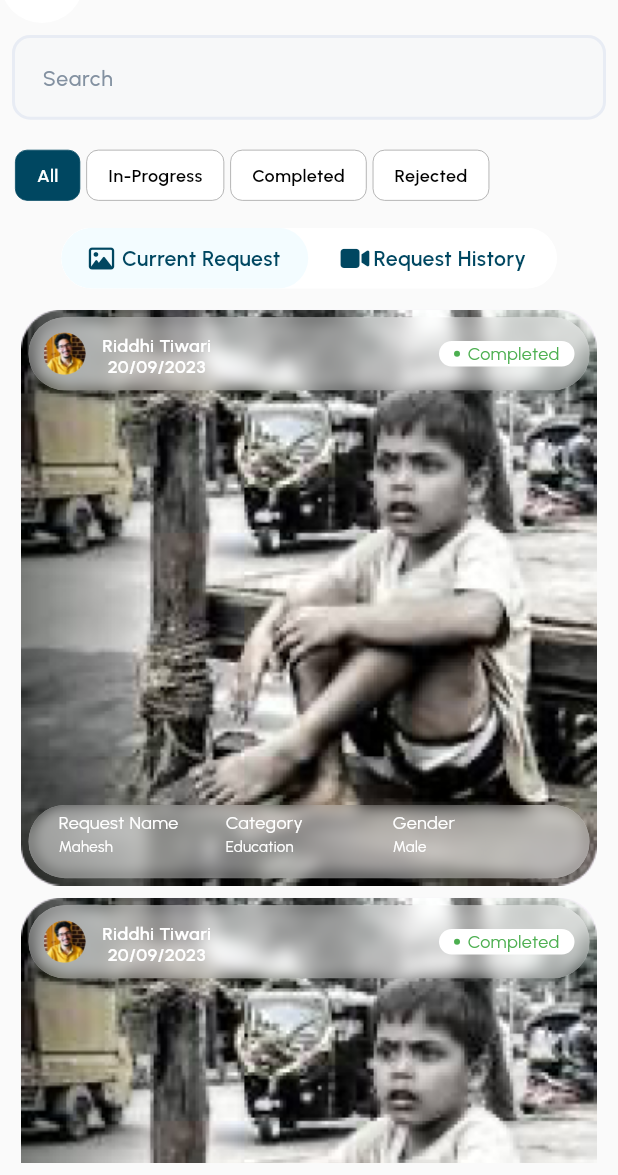
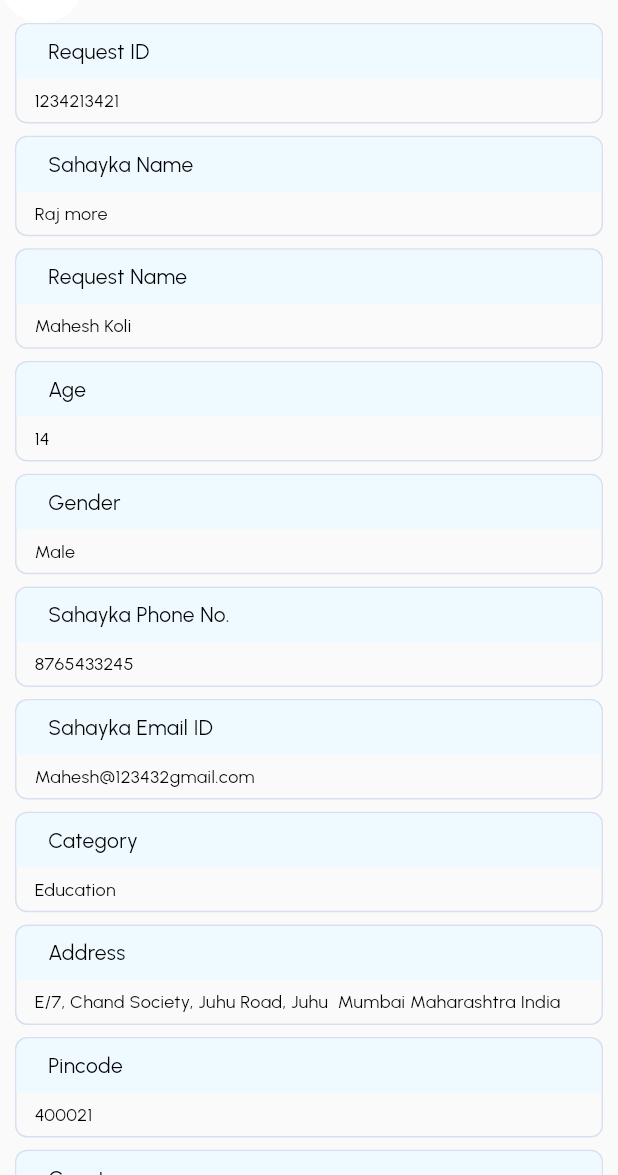
Before and after one commit to Yash-Wadatkar/ngo_app, a Flutter app: the RequestTrackingView screen opened by its route, after a tap on "Riddhi Tiwari", on a phone screen of 412 x 824 dp, the part 61-1236 px from its top. Run offline on Flutter 3.47's test engine with Material 3 defaults, Android fonts, the phone set to English and light mode, and no system bars; drawn by our look-alikes of toggle_switch; our stand-ins replace auto_route, bloc, flutter_bloc, flutter_form_builder, flutter_screenutil, flutter_speed_dial and 6 more; missing offline and left inert: animated_segmented_tab_control, talker_bloc_logger; statements that could not run were skipped; project files that could hold a hidden picture were left out.

Commit message:
profile_details screen

```diff
--- /dev/null
+++ b/lib/core/common_widgets/details_cards.dart
@@ -0,0 +1,65 @@
+import 'package:flutter/material.dart';
+import 'package:ngo_app/core/common_widgets/custom_image.dart';
+import 'package:ngo_app/core/common_widgets/custom_text_widget.dart';
+import 'package:ngo_app/core/constants/app_colors.dart';
+import 'package:ngo_app/core/constants/app_sizes.dart';
+
+class DetailsCards extends StatelessWidget {
+  final String title;
+  final String subTitle;
+  final String? image;
+
+  const DetailsCards(
+      {super.key,
+      required this.title,
+      required this.subTitle,
+      required this.image});
+
+  @override
+  Widget build(BuildContext context) {
+    return Container(
+      margin: EdgeInsets.symmetric(horizontal: 10),
+      width: double.infinity,
+      decoration: BoxDecoration(
+          borderRadius: BorderRadius.all(Radius.circular(8)),
+          border: Border.all(color: AppColors.borderColor)),
+      child: Column(
+        crossAxisAlignment: CrossAxisAlignment.start,
+        children: [
+          Container(
+            width: double.infinity,
+            padding: EdgeInsets.symmetric(horizontal: 10, vertical: 8),
+            decoration: BoxDecoration(
+              color: AppColors.boxColor,
+              borderRadius: BorderRadius.only(
+                topLeft: Radius.circular(8),
+                topRight: Radius.circular(8),
+              ),
+            ),
+            child: Row(
+              children: [
+                image != ""
+                    ? CustomImage(
+                        imagePath: image.toString(),
+                      )
+                    : SizedBox.shrink(),
+                AppSizes.width10,
+                CustomTextWidget(
+                  text: title,
+                  fontSize: 14,
+                ),
+              ],
+            ),
+          ),
+          Padding(
+            padding: const EdgeInsets.symmetric(vertical: 6, horizontal: 12),
+            child: CustomTextWidget(
+              text: subTitle,
+              fontSize: 12,
+            ),
+          ),
+        ],
+      ),
+    );
+  }
+}
--- a/lib/core/constants/app_colors.dart
+++ b/lib/core/constants/app_colors.dart
@@ -7,6 +7,8 @@ class AppColors {
   static Color secondaryColor = Color(0xff35C2C1);
   static Color tertiaryColor = Color(0xff107195);
   static Color backgroundColor = Color(0xfffafafa);
+  static Color boxColor = Color(0xffEEFAFF);
+  static Color borderColor = Color(0xffD8E0F0);
   static Color tabBarTextColor = Color(0xff808080);
   static Color whiteColor = Color(0xffffffff);
   static Color blackColor = Color(0xff000000);
--- /dev/null
+++ b/lib/core/constants/image_string.dart
@@ -0,0 +1,20 @@
+class ImageString {
+  static const String requestID = "";
+  static const String sahaykaName = "";
+  static const String requestName = "";
+  static const String age = "";
+  static const String gender = "";
+  static const String sahaykaPhoneNo = "";
+  static const String sahaykaEmailId = "";
+  static const String category = "";
+  static const String address = "";
+  static const String pincode = "";
+  static const String country = "";
+  static const String state = "";
+  static const String city = "";
+  static const String reasonForRequest = "";
+  static const String conclusion = "";
+  static const String story = "";
+  static const String whatTheProblem = "";
+  static const String messageToSahayak = "";
+}
--- a/lib/core/routes/app_router.dart
+++ b/lib/core/routes/app_router.dart
@@ -32,5 +32,6 @@ class AppRouter extends RootStackRouter {
         AutoRoute(page: AccountInfoRoute.page),
         AutoRoute(page: AccountInfoRoute.page),
         AutoRoute(page: RequestTrackingView.page),
+        AutoRoute(page: RequestTrackingDetailsView.page),
       ];
 }
--- /dev/null
+++ b/lib/features/request_tracking/request_tracking_view/request_tracking_details/view/request_tracking_details_view.dart
@@ -0,0 +1,134 @@
+import 'package:auto_route/annotations.dart';
+import 'package:flutter/material.dart';
+import 'package:ngo_app/core/constants/app_sizes.dart';
+
+import '../../../../../core/common_widgets/common_app_bar.dart';
+import '../../../../../core/common_widgets/details_cards.dart';
+import '../../../../../core/constants/app_colors.dart';
+import '../../../../../core/constants/image_string.dart';
+
+@RoutePage()
+class RequestTrackingDetailsView extends StatelessWidget {
+  RequestTrackingDetailsView({super.key});
+
+  final List<DetailsCards> detailsCardsList = [
+    DetailsCards(
+      title: "Request ID",
+      subTitle: "1234213421",
+      image: ImageString.requestID,
+    ),
+    DetailsCards(
+      title: "Sahayka Name",
+      subTitle: "Raj more",
+      image: ImageString.sahaykaName,
+    ),
+    DetailsCards(
+      title: "Request Name",
+      subTitle: "Mahesh Koli",
+      image: ImageString.requestName,
+    ),
+    DetailsCards(
+      title: "Age",
+      subTitle: "14",
+      image: ImageString.age,
+    ),
+    DetailsCards(
+      title: "Gender",
+      subTitle: "Male",
+      image: ImageString.gender,
+    ),
+    DetailsCards(
+      title: "Sahayka Phone No.",
+      subTitle: "8765433245",
+      image: ImageString.sahaykaPhoneNo,
+    ),
+    DetailsCards(
+      title: "Sahayka Email ID",
+      subTitle: "Mahesh@123432gmail.com",
+      image: ImageString.sahaykaEmailId,
+    ),
+    DetailsCards(
+      title: "Category",
+      subTitle: "Education",
+      image: ImageString.category,
+    ),
+    DetailsCards(
+      title: "Address",
+      subTitle:
+          "E/7, Chand Society, Juhu Road, Juhu  Mumbai Maharashtra India ",
+      image: ImageString.address,
+    ),
+    DetailsCards(
+      title: "Pincode",
+      subTitle: "400021",
+      image: ImageString.pincode,
+    ),
+    DetailsCards(
+      title: "Country",
+      subTitle: "India",
+      image: ImageString.country,
+    ),
+    DetailsCards(
+      title: "State",
+      subTitle: "Maharashtra",
+      image: ImageString.state,
+    ),
+    DetailsCards(
+      title: "City",
+      subTitle: "Mumbai",
+      image: ImageString.city,
+    ),
+    DetailsCards(
+      title: "Reason for Request",
+      subTitle:
+          "Lorem ipsum dolor sit amet consectetur. Integer interdum feugiat in et nibh enim. Amet eu lectus nec cras ultrices hac. Id nibh viverra netus faucibus nunc pellentesque enim amet. Pellentesque mi ornare dapibus sit ante vitae amet. Lorem ipsum dolor sit amet consectetur. Integer interdum feugiat in et nibh enim. Amet eu lectus nec cras ultrices hac. Id nibh viverra netus faucibus nunc pellentesque enim amet. Pellentesque mi ornare dapibus sit ante vitae amet.",
+      image: ImageString.reasonForRequest,
+    ),
+    DetailsCards(
+      title: "Story",
+      subTitle:
+          "Lorem ipsum dolor sit amet consectetur. Integer interdum feugiat in et nibh enim. Amet eu lectus nec cras ultrices hac. Id nibh viverra netus faucibus nunc pellentesque enim amet. Pellentesque mi ornare dapibus sit ante vitae amet. Lorem ipsum dolor sit amet consectetur. Integer interdum feugiat in et nibh enim. Amet eu lectus nec cras ultrices hac. Id nibh viverra netus faucibus nunc pellentesque enim amet. Pellentesque mi ornare dapibus sit ante vitae amet.",
+      image: ImageString.story,
+    ),
+    DetailsCards(
+      title: "What the Problem",
+      subTitle:
+          "Lorem ipsum dolor sit amet consectetur. Integer interdum feugiat in et nibh enim. Amet eu lectus nec cras ultrices hac. Id nibh viverra netus faucibus nunc pellentesque enim amet. Pellentesque mi ornare dapibus sit ante vitae amet. Lorem ipsum dolor sit amet consectetur. Integer interdum feugiat in et nibh enim. Amet eu lectus nec cras ultrices hac. Id nibh viverra netus faucibus nunc pellentesque enim amet. Pellentesque mi ornare dapibus sit ante vitae amet.",
+      image: ImageString.whatTheProblem,
+    ),
+    DetailsCards(
+      title: "Conclusion",
+      subTitle:
+          "Lorem ipsum dolor sit amet consectetur. Integer interdum feugiat in et nibh enim. Amet eu lectus nec cras ultrices hac. Id nibh viverra netus faucibus nunc pellentesque enim amet. Pellentesque mi ornare dapibus sit ante vitae amet. Lorem ipsum dolor sit amet consectetur. Integer interdum feugiat in et nibh enim. Amet eu lectus nec cras ultrices hac. Id nibh viverra netus faucibus nunc pellentesque enim amet. Pellentesque mi ornare dapibus sit ante vitae amet.",
+      image: ImageString.conclusion,
+    ),
+    DetailsCards(
+      title: "Message to Sahayak",
+      subTitle:
+          "Lorem ipsum dolor sit amet consectetur. Integer interdum feugiat in et nibh enim. Amet eu lectus nec cras ultrices hac. Id nibh viverra netus faucibus nunc pellentesque enim amet. Pellentesque mi ornare dapibus sit ante vitae amet. Lorem ipsum dolor sit amet consectetur. Integer interdum feugiat in et nibh enim. Amet eu lectus nec cras ultrices hac. Id nibh viverra netus faucibus nunc pellentesque enim amet. Pellentesque mi ornare dapibus sit ante vitae amet.",
+      image: ImageString.messageToSahayak,
+    ),
+  ];
+
+  @override
+  Widget build(BuildContext context) {
+    return Scaffold(
+      backgroundColor: AppColors.backgroundColor,
+      appBar: CommonAppBar(appBarTitle: "Request Tracking"),
+      body: ListView.separated(
+        separatorBuilder: (context, index) {
+          return AppSizes.height8;
+        },
+        itemCount: detailsCardsList.length,
+        itemBuilder: (context, index) {
+          final detailsList = detailsCardsList[index];
+          return DetailsCards(
+            image: detailsList.image,
+            title: detailsList.title,
+            subTitle: detailsList.subTitle,
+          );
+        },
+      ),
+    );
+  }
+}
--- a/lib/features/request_tracking/request_tracking_view/request_tracking_view.dart
+++ b/lib/features/request_tracking/request_tracking_view/request_tracking_view.dart
@@ -1,6 +1,7 @@
 import 'package:auto_route/auto_route.dart';
 import 'package:flutter/material.dart';
 import 'package:ngo_app/core/common_widgets/common_request_image_card.dart';
+import 'package:ngo_app/core/routes/app_router.gr.dart';
 import 'package:ngo_app/features/auth/custom_widgets/custom_input_field_widget.dart';
 
 import '../../../core/common_widgets/common_app_bar.dart';
@@ -100,7 +101,11 @@ class _RequestTrackingViewState extends State<RequestTrackingView> {
           return Padding(
             padding: const EdgeInsets.symmetric(horizontal: 2),
             child: CommonRequestImageCard(
-              onTap: () => {},
+              onTap: () => {
+                context.navigateTo(
+                  RequestTrackingDetailsView(),
+                ),
+              },
             ),
           );
         },
--- a/pubspec.yaml
+++ b/pubspec.yaml
@@ -86,6 +86,7 @@ flutter:
     - assets/icons/
     - assets/fonts/
     - assets/images/
+    - assets/images/request_tracking_image/
 
 
   # An image asset can refer to one or more resolution-specific "variants", see
```
Also changed, not shown: lib/core/routes/app_router.gr.dart, lib/features/request_tracking/request_tracking_view/request_tracking_details/model/request_list_model.dart (added).
